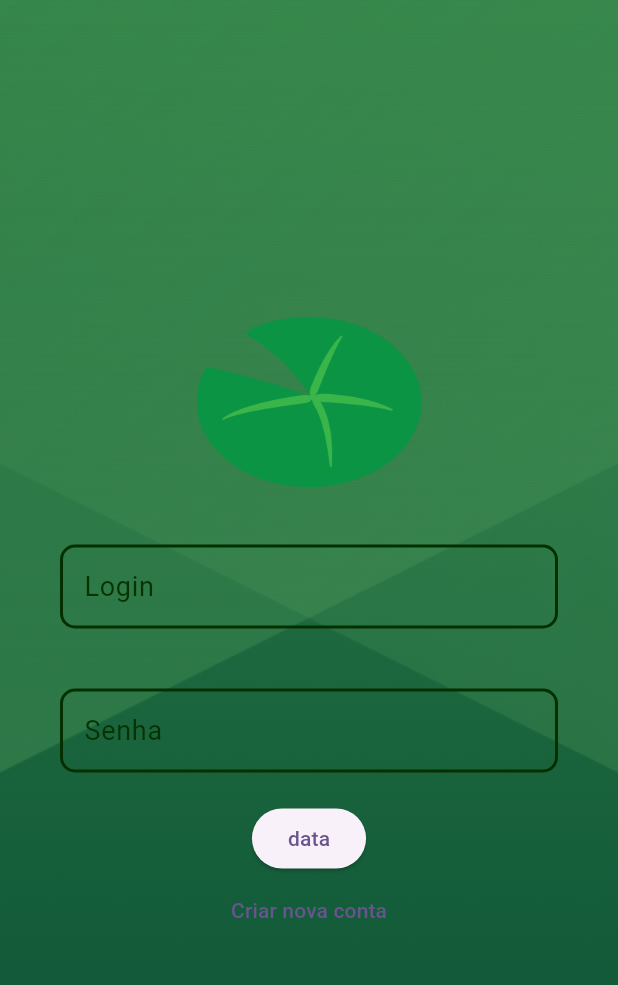
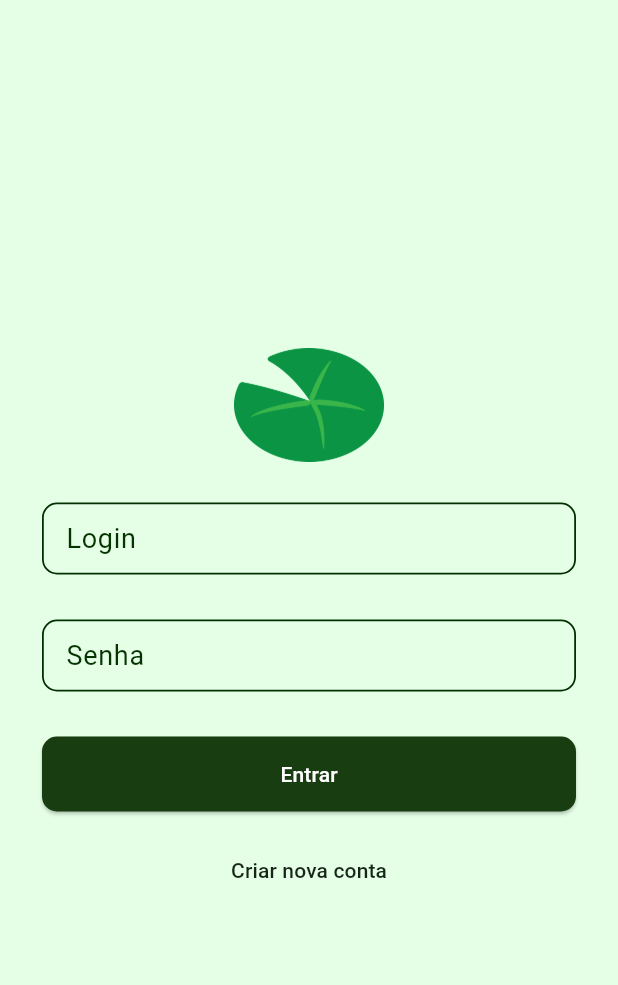
Before and after one commit to verymew/reader-lake-front, a Flutter app: the screen it shows after launch, on a phone screen of 412 x 824 dp. Shown: the top 985 px of the screen. Run offline on Flutter 3.47's test engine with Material 3 defaults, Android fonts, the phone set to English and light mode, and no system bars.

Commit message:
tela de login ajustada

```diff
--- a/lib/features/authentication/presentation/login_screen/login_page.dart
+++ /dev/null
@@ -1,70 +0,0 @@
-import 'package:flutter/material.dart';
-import 'package:readerlake/shared/common_widgets/default_input.dart';
-
-class LoginPage extends StatefulWidget {
-  const LoginPage({super.key});
-
-  @override
-  State<LoginPage> createState() => _LoginPageState();
-}
-
-class _LoginPageState extends State<LoginPage> {
-  final TextEditingController usernameController = TextEditingController();
-  final TextEditingController passwordController = TextEditingController();
-  final GlobalKey<FormState> _formKey = GlobalKey<FormState>();
-
-  @override
-  Widget build(BuildContext context) {
-    return Scaffold(
-      backgroundColor: const Color.fromARGB(255, 9, 112, 49),
-      body: Container(
-        decoration: BoxDecoration(
-          image: DecorationImage(
-            image: AssetImage('assets/images/background-login.png'),
-            fit: BoxFit.cover,
-          ),
-        ),
-        child: Form(
-          key: _formKey,
-          child: Column(
-            mainAxisAlignment: MainAxisAlignment.center,
-            crossAxisAlignment: CrossAxisAlignment.center,
-            children: [
-              Image.asset(
-                'assets/images/vitoria-regia-1.png',
-                width: 150,
-                height: 150,
-              ),
-              DefaultInput(
-                labelText: "Login",
-                hidden: false,
-                hintText: "hintText",
-                controller: usernameController,
-              ),
-              DefaultInput(
-                labelText: "Senha",
-                hidden: false,
-                hintText: "hintText",
-                controller: passwordController,
-              ),
-              ElevatedButton(
-                onPressed: () {
-                  if (_formKey.currentState!.validate()) {
-                    // Process data.
-                  }
-                },
-                style: ButtonStyle(),
-                child: const Text("data"),
-              ),
-              TextButton(
-                style: ButtonStyle(),
-                onPressed: () {},
-                child: const Text("Criar nova conta"),
-              ),
-            ],
-          ),
-        ),
-      ),
-    );
-  }
-}
--- a/lib/features/authentication/presentation/screens/login_page.dart
+++ b/lib/features/authentication/presentation/screens/login_page.dart
@@ -16,15 +16,8 @@ class _LoginPageState extends State<LoginPage> {
   @override
   Widget build(BuildContext context) {
     return Scaffold(
-      backgroundColor: const Color.fromARGB(255, 9, 112, 49),
-      body: Container(
-        decoration: BoxDecoration(
-          image: DecorationImage(
-            image: AssetImage('assets/images/background-login.png'),
-            fit: BoxFit.cover,
-          ),
-        ),
-        child: Form(
+      backgroundColor: Color.fromRGBO(229, 255, 230, 1.0),
+      body: Form(
         key: _formKey,
         child: Column(
           mainAxisAlignment: MainAxisAlignment.center,
@@ -32,8 +25,8 @@ class _LoginPageState extends State<LoginPage> {
           children: [
             Image.asset(
               'assets/images/vitoria-regia-1.png',
-                width: 150,
-                height: 150,
+              width: 100,
+              height: 100,
             ),
             DefaultInput(
               labelText: "Login",
@@ -47,22 +40,33 @@ class _LoginPageState extends State<LoginPage> {
               hintText: "hintText",
               controller: passwordController,
             ),
-              ElevatedButton(
+            Padding(
+              padding: const EdgeInsets.symmetric(horizontal: 28, vertical: 15),
+              child: ElevatedButton(
+                style: ElevatedButton.styleFrom(
+                  shape: RoundedRectangleBorder(
+                    borderRadius: BorderRadius.circular(10),
+                  ),
+                  minimumSize: const Size(double.infinity, 50),
+                  backgroundColor: const Color(0xFF183D11),
+                ),
                 onPressed: () {
-                  if (_formKey.currentState!.validate()) {
-                    // Process data.
-                  }
+                  // if (_formKey.currentState!.validate()) {}
                 },
-                style: ButtonStyle(),
-                child: const Text("data"),
+                child: const Text(
+                  "Entrar",
+                  style: TextStyle(color: Color.fromARGB(255, 255, 255, 255)),
+                ),
+              ),
             ),
             TextButton(
-                style: ButtonStyle(),
               onPressed: () {},
-                child: const Text("Criar nova conta"),
+              child: const Text(
+                "Criar nova conta",
+                style: TextStyle(color: Color.fromRGBO(22, 37, 23, 1)),
+              ),
             ),
           ],
-          ),
         ),
       ),
     );
--- a/lib/main.dart
+++ b/lib/main.dart
@@ -1,5 +1,5 @@
 import 'package:flutter/material.dart';
-import 'package:readerlake/features/authentication/presentation/login_screen/login_page.dart';
+import 'package:readerlake/features/authentication/presentation/screens/login_page.dart';
 
 void main() {
   runApp(const MyApp());
--- a/lib/shared/common_widgets/default_input.dart
+++ b/lib/shared/common_widgets/default_input.dart
@@ -17,7 +17,7 @@ class DefaultInput extends StatelessWidget {
   @override
   Widget build(BuildContext context) {
     return Padding(
-      padding: EdgeInsets.symmetric(vertical: 20, horizontal: 40),
+      padding: EdgeInsets.symmetric(vertical: 15, horizontal: 28),
       child: TextFormField(
         validator: (String? value) {
           if (value == null || value.isEmpty) {
@@ -29,6 +29,7 @@ class DefaultInput extends StatelessWidget {
         obscureText: hidden,
         decoration: InputDecoration(
           border: const OutlineInputBorder(),
+          contentPadding: const EdgeInsets.symmetric(vertical: 8, horizontal: 12),
           labelText: labelText,
           labelStyle: const TextStyle(
             color: Color.fromARGB(255, 6, 51, 2),
@@ -37,7 +38,7 @@ class DefaultInput extends StatelessWidget {
           enabledBorder: const OutlineInputBorder(
             borderSide: BorderSide(
               color: Color.fromARGB(255, 3, 48, 1),
-              width: 2.0,
+              width: 1.2,
             ),
             borderRadius: BorderRadius.all(Radius.circular(10.0)),
           ),
--- a/pubspec.yaml
+++ b/pubspec.yaml
@@ -54,6 +54,7 @@ flutter:
   assets:
       - assets/images/background-login.png
       - assets/images/vitoria-regia-1.png
+      - assets/images/reeds.svg
 
   # The following line ensures that the Material Icons font is
   # included with your application, so that you can use the icons in
```
Also changed, not shown: assets/images/reeds.svg (added). Lines whose indentation alone changed are shown as unchanged.
